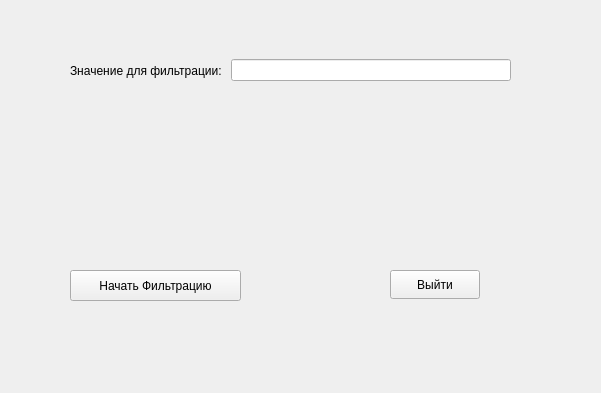
The window that filtrwidget.ui (Kioma-dt/ArtEngine) describes before a commit, drawn with Qt 5.
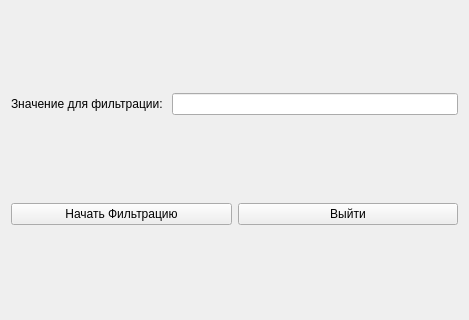
The same window after the commit.

```diff
--- a/filtrwidget.ui
+++ b/filtrwidget.ui
@@ -6,48 +6,15 @@
    <rect>
     <x>0</x>
     <y>0</y>
-    <width>601</width>
-    <height>393</height>
+    <width>469</width>
+    <height>320</height>
    </rect>
   </property>
   <property name="windowTitle">
    <string>Form</string>
   </property>
-  <widget class="QPushButton" name="buttonExit">
-   <property name="geometry">
-    <rect>
-     <x>390</x>
-     <y>270</y>
-     <width>90</width>
-     <height>29</height>
-    </rect>
-   </property>
-   <property name="text">
-    <string>Выйти</string>
-   </property>
-  </widget>
-  <widget class="QPushButton" name="buttonStart">
-   <property name="geometry">
-    <rect>
-     <x>70</x>
-     <y>270</y>
-     <width>171</width>
-     <height>31</height>
-    </rect>
-   </property>
-   <property name="text">
-    <string>Начать Фильтрацию</string>
-   </property>
-  </widget>
-  <widget class="QWidget" name="">
-   <property name="geometry">
-    <rect>
-     <x>70</x>
-     <y>50</y>
-     <width>441</width>
-     <height>41</height>
-    </rect>
-   </property>
+  <layout class="QVBoxLayout" name="verticalLayout">
+   <item>
    <layout class="QHBoxLayout" name="horizontalLayout">
     <item>
      <widget class="QLabel" name="labelTextValue">
@@ -60,7 +27,26 @@
      <widget class="QLineEdit" name="lineValue"/>
     </item>
    </layout>
-  </widget>
+   </item>
+   <item>
+    <layout class="QHBoxLayout" name="horizontalLayout_2">
+     <item>
+      <widget class="QPushButton" name="buttonStart">
+       <property name="text">
+        <string>Начать Фильтрацию</string>
+       </property>
+      </widget>
+     </item>
+     <item>
+      <widget class="QPushButton" name="buttonExit">
+       <property name="text">
+        <string>Выйти</string>
+       </property>
+      </widget>
+     </item>
+    </layout>
+   </item>
+  </layout>
  </widget>
  <resources/>
  <connections/>
```
Lines whose indentation alone changed are shown as unchanged.
